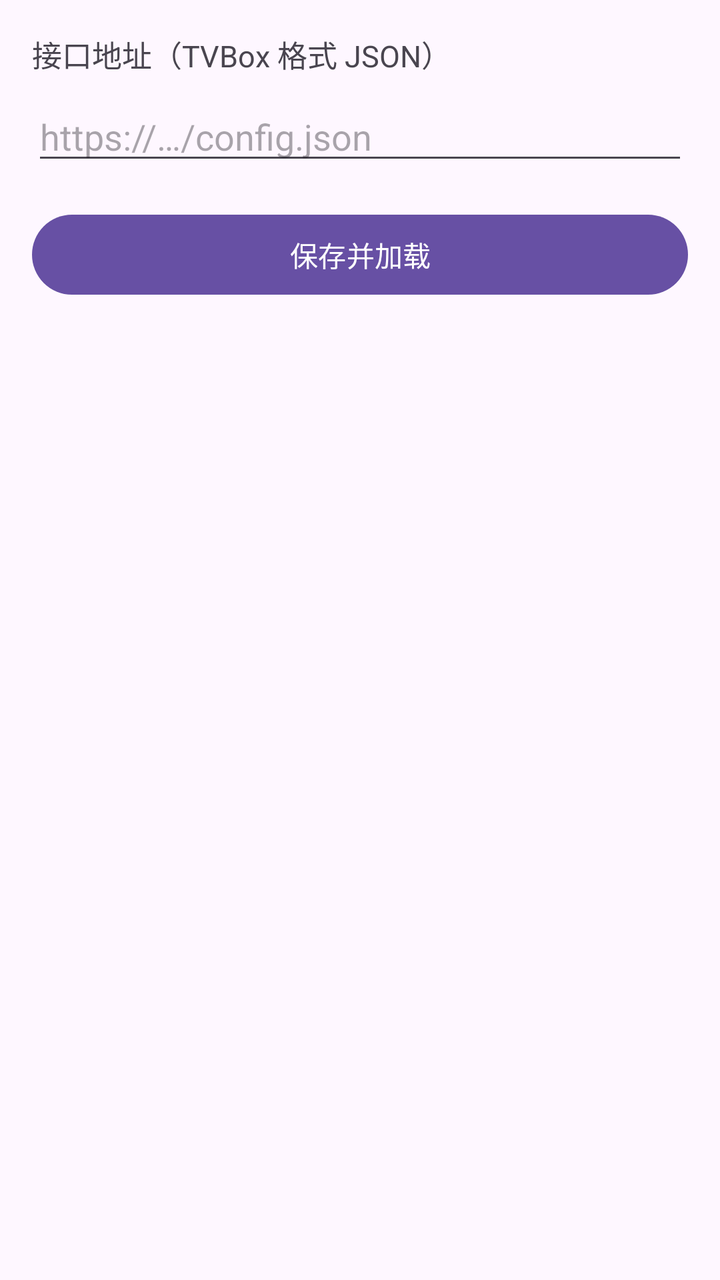
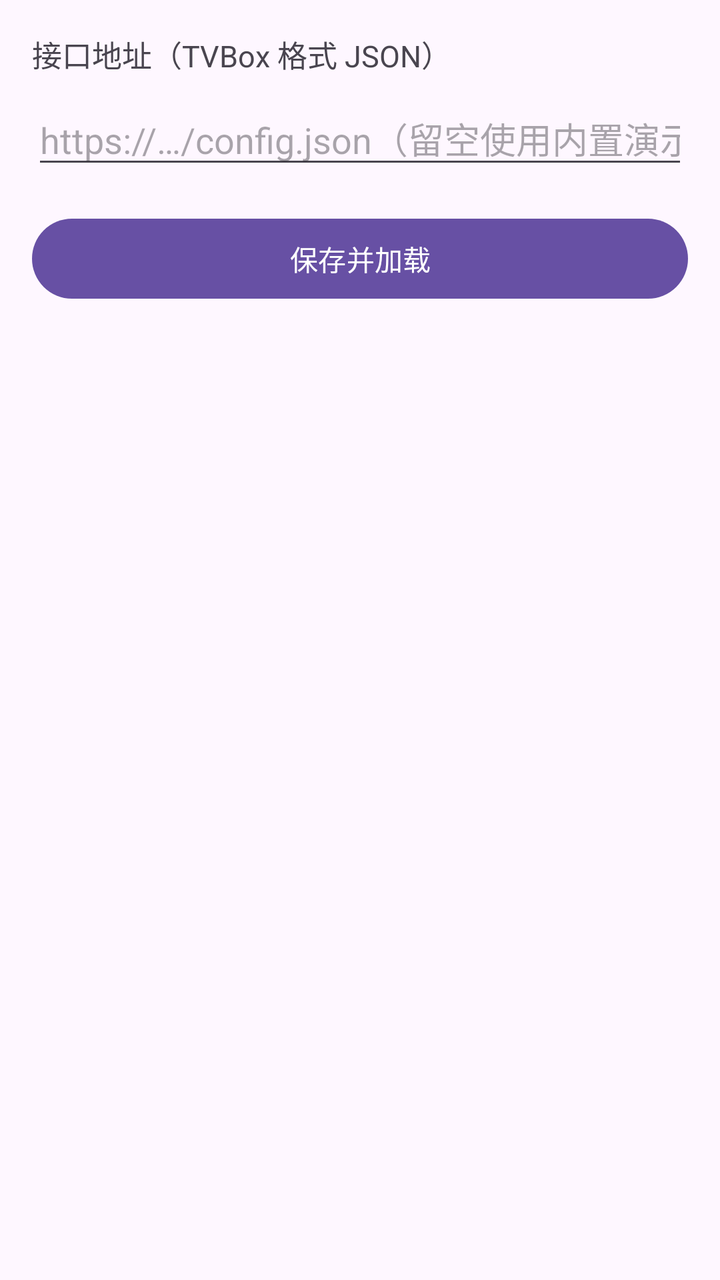

Screens rendered from an Android XML layout before and after an edit, with the pre-edit source and the edit as a unified diff.
<!-- AndroidManifest.xml: application theme Theme.BoxZero -->
<!-- res/layout/activity_settings.xml -->
<?xml version="1.0" encoding="utf-8"?>
<LinearLayout xmlns:android="http://schemas.android.com/apk/res/android"
    android:layout_width="match_parent"
    android:layout_height="match_parent"
    android:orientation="vertical"
    android:padding="16dp">

    <TextView
        android:layout_width="match_parent"
        android:layout_height="wrap_content"
        android:text="接口地址（TVBox 格式 JSON）"
        android:textSize="15sp" />

    <EditText
        android:id="@+id/configInput"
        android:layout_width="match_parent"
        android:layout_height="wrap_content"
        android:layout_marginTop="8dp"
        android:hint="https://…/config.json"
        android:inputType="textUri"
        android:singleLine="true" />

    <Button
        android:id="@+id/btnSave"
        android:layout_width="match_parent"
        android:layout_height="wrap_content"
        android:layout_marginTop="16dp"
        android:text="保存并加载" />

</LinearLayout>
<!-- resources referenced by this layout -->
<resources>
  <style name="Theme.BoxZero" parent="Theme.Material3.DayNight.NoActionBar">
      </style>
</resources>

<!-- the commit's change to res/layout/activity_settings.xml (unified diff, before → after) -->
@@ -16,7 +16,7 @@
         android:layout_width="match_parent"
         android:layout_height="wrap_content"
         android:layout_marginTop="8dp"
-        android:hint="https://…/config.json"
+        android:hint="https://…/config.json（留空使用内置演示源）"
         android:inputType="textUri"
         android:singleLine="true" />
 
